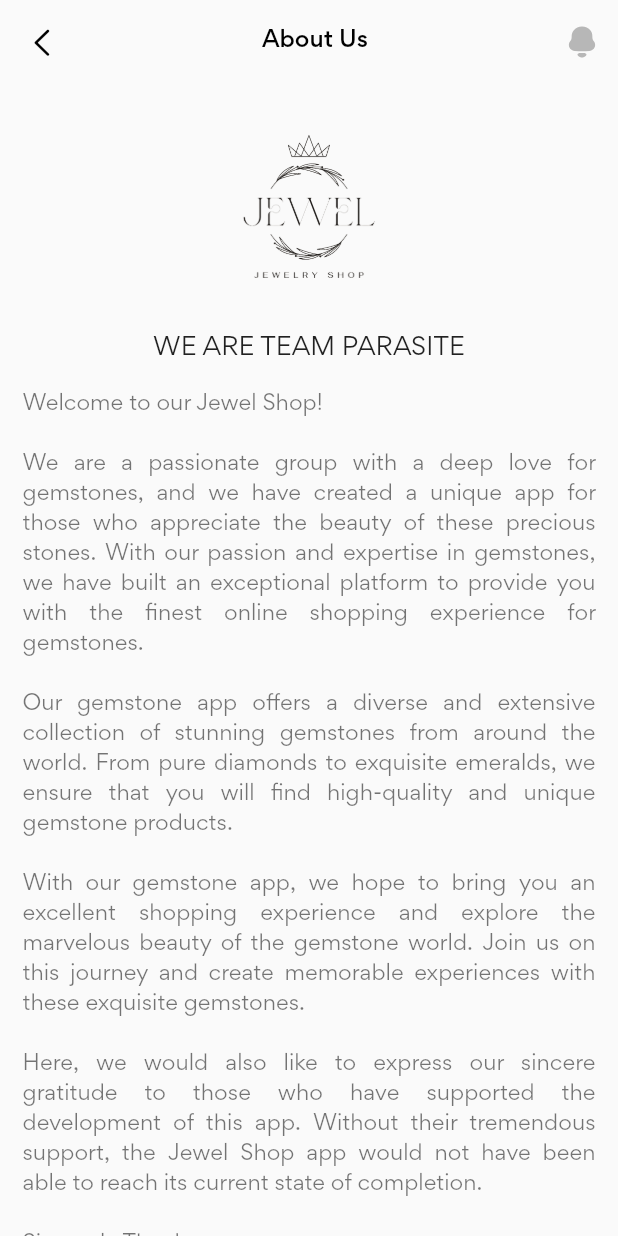
After one commit to tuannguyen8531/Jewel-Shop, a Flutter app: the PageAboutUs screen opened directly, on a phone screen of 412 x 824 dp. The commit adds this screen. Run offline on Flutter 3.47's test engine with Material 2 defaults, Android fonts, the phone set to English and light mode, and no system bars; our stand-ins replace cloud_firestore, firebase_auth, firebase_core, flutter_svg, google_nav_bar, google_sign_in; missing offline and left inert: flutter_facebook_auth; accounts and stored records are empty.

Commit message:
Fix some bugs and add comments.

```diff
--- a/lib/data/widget_connect_firebase.dart
+++ b/lib/data/widget_connect_firebase.dart
@@ -38,6 +38,7 @@ class _MyFirebaseConnectionState extends State<MyFirebaseConnection> {
     else if(!isConnected) {
       return Center(
         child: Container(
+          color: Colors.white,
           padding: const EdgeInsets.all(15.0),
           child: Column(
             mainAxisAlignment: MainAxisAlignment.center,
--- a/lib/page/component.dart
+++ b/lib/page/component.dart
@@ -1,5 +1,24 @@
 import 'package:flutter/cupertino.dart';
 import 'package:flutter/material.dart';
+
+String description = "Welcome to our Jewel Shop!\n\n"
+    "We are a passionate group with a deep love for gemstones, "
+    "and we have created a unique app for those who appreciate "
+    "the beauty of these precious stones. With our passion and "
+    "expertise in gemstones, we have built an exceptional platform "
+    "to provide you with the finest online shopping experience for gemstones.\n\n"
+    "Our gemstone app offers a diverse and extensive collection of stunning "
+    "gemstones from around the world. From pure diamonds to exquisite emeralds, "
+    "we ensure that you will find high-quality and unique gemstone products.\n\n"
+    "With our gemstone app, we hope to bring you an excellent shopping "
+    "experience and explore the marvelous beauty of the gemstone world. "
+    "Join us on this journey and create memorable experiences with these "
+    "exquisite gemstones.\n\n"
+    "Here, we would also like to express our sincere gratitude to "
+    "those who have supported the development of this app. "
+    "Without their tremendous support, the Jewel Shop app would not "
+    "have been able to reach its current state of completion.\n\n"
+    "Sincerely Thank:";
 
 
 class ScreenSize {
--- /dev/null
+++ b/lib/page/pageaboutus.dart
@@ -0,0 +1,105 @@
+import 'package:flutter/cupertino.dart';
+import 'package:flutter/material.dart';
+import 'package:flutter_svg/svg.dart';
+
+import 'component.dart';
+
+class PageAboutUs extends StatelessWidget {
+  const PageAboutUs({Key? key}) : super(key: key);
+
+  @override
+  Widget build(BuildContext context) {
+    return Scaffold(
+      appBar: AppBar(
+        elevation: 0,
+        backgroundColor: Colors.transparent,
+        leading: IconButton(
+          onPressed: () {
+            Navigator.of(context).pop();
+          },
+          icon: const Icon(
+            CupertinoIcons.left_chevron,
+            color: Colors.black,
+          ),
+        ),
+        title: Row(
+          mainAxisAlignment: MainAxisAlignment.center,
+          children: const [
+            Text(
+              "About Us",
+              style: TextStyle(
+                color: Colors.black,
+                fontSize: 15,
+              ),
+            ),
+          ],
+        ),
+        actions: [
+          IconButton(
+            onPressed: () {
+              showSnackBar(context, "Feature is under development!", 2);
+            },
+            icon: SvgPicture.asset("assets/icons/notification.svg"),
+          ),
+        ],
+      ),
+      body: SingleChildScrollView(
+        child: Column(
+          children: [
+            Image.asset(
+              "assets/images/jewel_shop.png",
+              height: ScreenSize.getScreenHeight(context) * 0.2,
+            ),
+            SizedBox(height: ScreenSize.getScreenHeight(context) * 0.001,),
+            Text(
+              "WE ARE TEAM PARASITE",
+              style: Theme.of(context).textTheme.titleMedium,
+            ),
+            Padding(
+              padding: const EdgeInsets.all(15.0),
+              child: Text(
+                description,
+                textAlign: TextAlign.justify,
+              ),
+            ),
+            const Padding(
+              padding: EdgeInsets.all(5.5),
+              child: Text(
+                "Instructor: Mr. Huỳnh Tuấn Anh\n"
+                    "Logo designer: Đậu Thanh Nga\n"
+                    "Pub.dev\n"
+                    "Youtuber - The Flutter Way\n"
+                    "chatGPT - OpenAI\n"
+                    "Stackoverflow - Christopher Moore\n",
+                textAlign: TextAlign.center,
+                style: TextStyle(color: Colors.redAccent),
+              ),
+            ),
+            const Padding(
+              padding: EdgeInsets.all(15.0),
+              child: Text(
+                "Finally, thank you for visiting our Jewel Shop. "
+                    "If you have any questions or need assistance, "
+                    "please don't hesitate to contact us. "
+                    "We are more than happy to help you!\n\n"
+                    "Our Members:",
+                textAlign: TextAlign.justify,
+              ),
+            ),
+            const Padding(
+              padding: EdgeInsets.fromLTRB(15, 5.5, 15, 15),
+              child: Text(
+                "Nguyễn Dương Anh Tuấn - 62133366\n"
+                    "Nguyễn Tuấn Kiệt - 62130890\n"
+                    "Nguyễn Sanh Quốc Huy - 62130757\n"
+                    "Nguyễn Đăng Khoa - 62130863",
+                textAlign: TextAlign.center,
+                style: TextStyle(color: Colors.green),
+              ),
+            ),
+          ],
+        ),
+      ),
+    );
+  }
+}
--- a/lib/page/pagedetail.dart
+++ b/lib/page/pagedetail.dart
@@ -124,7 +124,7 @@ class PageDetail extends StatelessWidget {
           Image.network(
             jewelSnapshot.jewel.image,
               //tự động căn chỉnh ảnh khi kích thước diện thoại thay đổi
-            height: ScreenSize.getScreenHeight(context) * 0.4,//40%
+            height: ScreenSize.getScreenHeight(context) * 0.35,//35%
             fit:  BoxFit.cover,
           ),
           Expanded(
--- a/lib/page/pagemain.dart
+++ b/lib/page/pagemain.dart
@@ -3,6 +3,7 @@ import 'package:flutter_svg/svg.dart';
 import 'package:google_nav_bar/google_nav_bar.dart';
 import 'package:jewel_project/auth/page_login.dart';
 import 'package:jewel_project/page/component.dart';
+import 'package:jewel_project/page/pageaboutus.dart';
 import 'package:jewel_project/page/pagecart.dart';
 import 'package:jewel_project/page/pagehome.dart';
 import 'package:jewel_project/page/pagelistall.dart';
@@ -74,7 +75,23 @@ class _PageMainState extends State<PageMain> {
               ),
             ),
             buildListTileMenu(context,Icons.account_box, "User Info", 3),
-            buildListTileMenu(context,Icons.message, "About Us", 0),
+            ListTile(
+              onTap: () async {
+                Navigator.push(
+                  context,
+                  MaterialPageRoute(builder: (context) => const PageAboutUs(),),
+                );
+              },
+              leading: const SizedBox(
+                height: 34,
+                width: 34,
+                child: Icon(Icons.message_outlined, color: Colors.orange,),
+              ),
+              title: const Text(
+                "About Us",
+                style: TextStyle(color: Colors.orange),
+              ),
+            ),
             SizedBox(height: ScreenSize.getScreenHeight(context) * 0.35,),
             // Nút logout
             Column(
```
